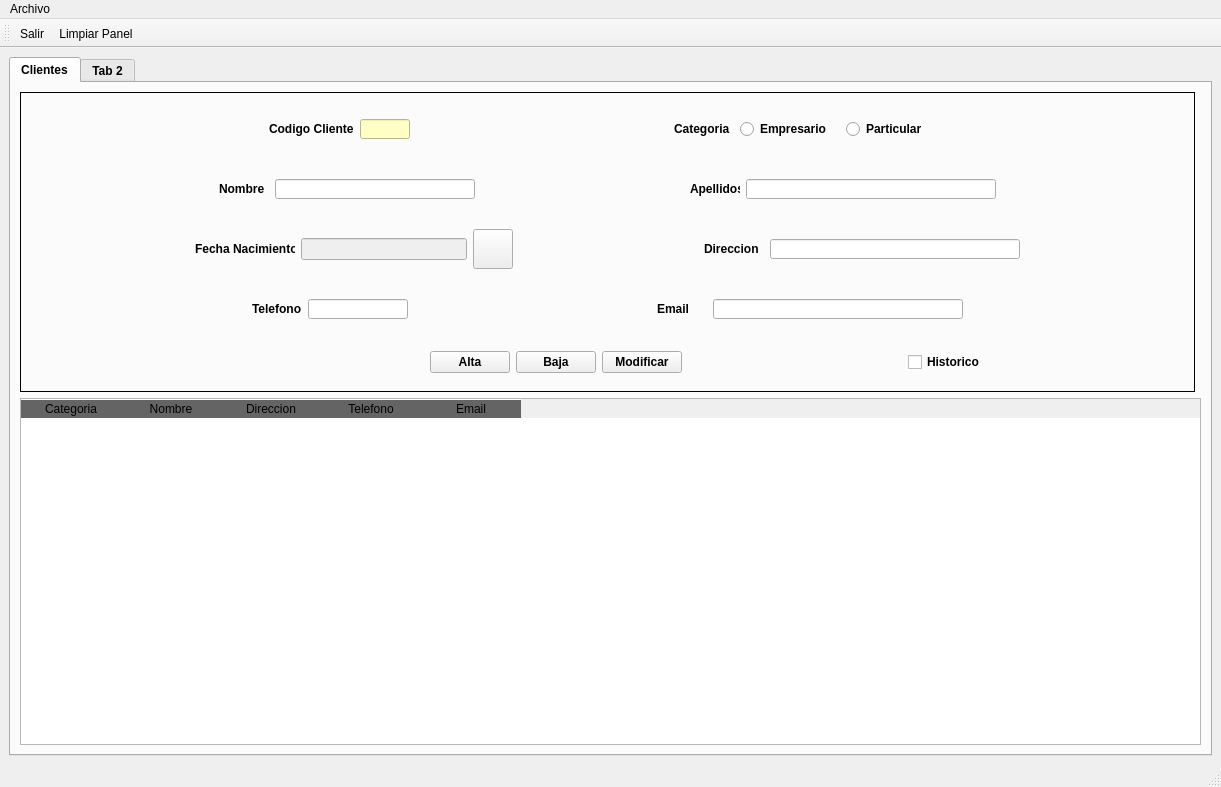
The window that templates/mainWindow.ui (Sierrowsky/SierraPerezR) describes before a commit, drawn with Qt 5.
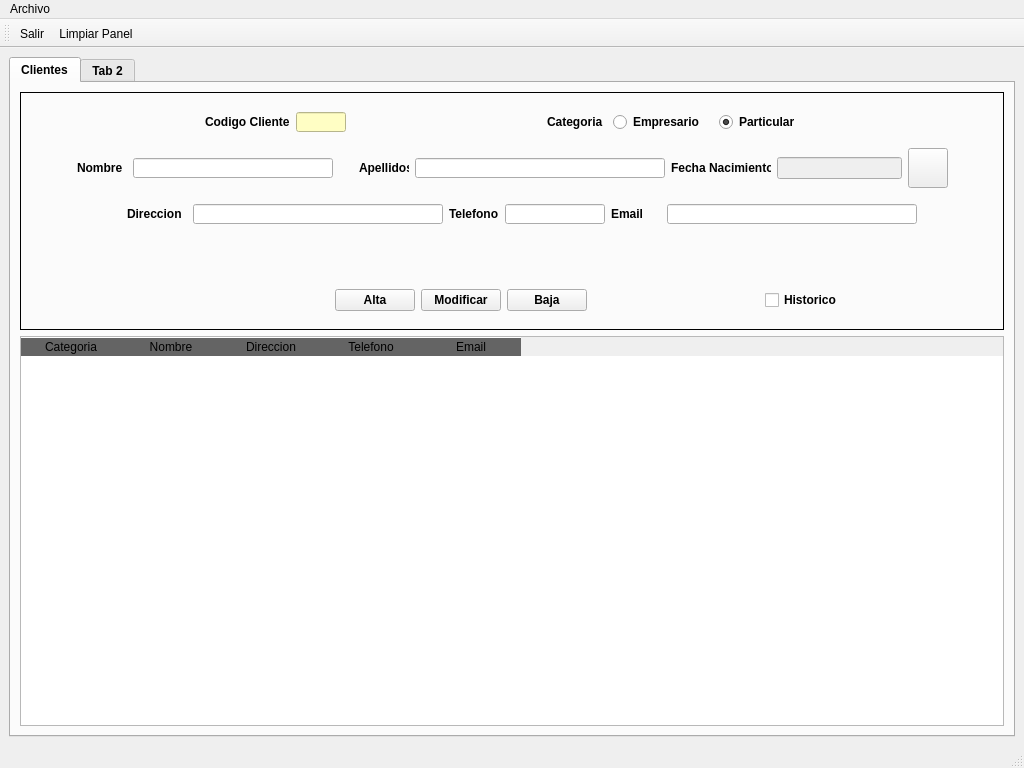
The same window after the commit. Icons and pictures are not drawn.

```diff
--- a/templates/mainWindow.ui
+++ b/templates/mainWindow.ui
@@ -6,10 +6,16 @@
    <rect>
     <x>0</x>
     <y>0</y>
-    <width>1221</width>
-    <height>787</height>
+    <width>1024</width>
+    <height>768</height>
    </rect>
   </property>
+  <property name="maximumSize">
+   <size>
+    <width>1024</width>
+    <height>768</height>
+   </size>
+  </property>
   <property name="windowTitle">
    <string>MainWindow</string>
   </property>
@@ -37,8 +43,8 @@
          <widget class="QTableWidget" name="tableWidget">
           <property name="minimumSize">
            <size>
-            <width>0</width>
-            <height>0</height>
+            <width>800</width>
+            <height>390</height>
            </size>
           </property>
           <property name="styleSheet">
@@ -80,7 +86,7 @@
           </column>
          </widget>
         </item>
-        <item row="0" column="0">
+        <item row="0" column="0" colspan="2">
          <widget class="QFrame" name="frame">
           <property name="minimumSize">
            <size>
@@ -136,13 +142,6 @@
                </property>
               </widget>
              </item>
-             <item>
-              <widget class="QPushButton" name="btnBaja">
-               <property name="text">
-                <string>Baja</string>
-               </property>
-              </widget>
-             </item>
              <item>
               <widget class="QPushButton" name="btnModificar">
                <property name="text">
@@ -150,6 +149,13 @@
                </property>
               </widget>
              </item>
+             <item>
+              <widget class="QPushButton" name="btnBaja">
+               <property name="text">
+                <string>Baja</string>
+               </property>
+              </widget>
+             </item>
              <item>
               <spacer name="verticalSpacer_5">
                <property name="orientation">
@@ -337,6 +343,9 @@
                  <property name="text">
                   <string>Particular</string>
                  </property>
+                 <property name="checked">
+                  <bool>true</bool>
+                 </property>
                  <attribute name="buttonGroup">
                   <string notr="true">categoria</string>
                  </attribute>
@@ -410,19 +419,6 @@
                  </property>
                 </widget>
                </item>
-               <item>
-                <spacer name="horizontalSpacer_5">
-                 <property name="orientation">
-                  <enum>Qt::Horizontal</enum>
-                 </property>
-                 <property name="sizeHint" stdset="0">
-                  <size>
-                   <width>40</width>
-                   <height>20</height>
-                  </size>
-                 </property>
-                </spacer>
-               </item>
                <item>
                 <spacer name="verticalSpacer_3">
                  <property name="orientation">
@@ -472,36 +468,6 @@
                 </widget>
                </item>
                <item>
-                <spacer name="horizontalSpacer_7">
-                 <property name="orientation">
-                  <enum>Qt::Horizontal</enum>
-                 </property>
-                 <property name="sizeHint" stdset="0">
-                  <size>
-                   <width>40</width>
-                   <height>20</height>
-                  </size>
-                 </property>
-                </spacer>
-               </item>
-              </layout>
-             </item>
-             <item>
-              <layout class="QHBoxLayout" name="horizontalLayout_3">
-               <item>
-                <spacer name="horizontalSpacer_6">
-                 <property name="orientation">
-                  <enum>Qt::Horizontal</enum>
-                 </property>
-                 <property name="sizeHint" stdset="0">
-                  <size>
-                   <width>40</width>
-                   <height>20</height>
-                  </size>
-                 </property>
-                </spacer>
-               </item>
-               <item>
                 <widget class="QLabel" name="lblFecha">
                  <property name="minimumSize">
                   <size>
@@ -560,6 +526,23 @@
                 </widget>
                </item>
                <item>
+                <spacer name="horizontalSpacer_6">
+                 <property name="orientation">
+                  <enum>Qt::Horizontal</enum>
+                 </property>
+                 <property name="sizeHint" stdset="0">
+                  <size>
+                   <width>40</width>
+                   <height>20</height>
+                  </size>
+                 </property>
+                </spacer>
+               </item>
+              </layout>
+             </item>
+             <item>
+              <layout class="QHBoxLayout" name="horizontalLayout_3">
+               <item>
                 <spacer name="horizontalSpacer_15">
                  <property name="orientation">
                   <enum>Qt::Horizontal</enum>
@@ -621,36 +604,6 @@
                 </widget>
                </item>
                <item>
-                <spacer name="horizontalSpacer_11">
-                 <property name="orientation">
-                  <enum>Qt::Horizontal</enum>
-                 </property>
-                 <property name="sizeHint" stdset="0">
-                  <size>
-                   <width>40</width>
-                   <height>20</height>
-                  </size>
-                 </property>
-                </spacer>
-               </item>
-              </layout>
-             </item>
-             <item>
-              <layout class="QHBoxLayout" name="horizontalLayout_5">
-               <item>
-                <spacer name="horizontalSpacer_9">
-                 <property name="orientation">
-                  <enum>Qt::Horizontal</enum>
-                 </property>
-                 <property name="sizeHint" stdset="0">
-                  <size>
-                   <width>40</width>
-                   <height>20</height>
-                  </size>
-                 </property>
-                </spacer>
-               </item>
-               <item>
                 <widget class="QLabel" name="lblTelefono">
                  <property name="minimumSize">
                   <size>
@@ -685,32 +638,6 @@
                  </property>
                 </widget>
                </item>
-               <item>
-                <spacer name="horizontalSpacer_10">
-                 <property name="orientation">
-                  <enum>Qt::Horizontal</enum>
-                 </property>
-                 <property name="sizeHint" stdset="0">
-                  <size>
-                   <width>40</width>
-                   <height>20</height>
-                  </size>
-                 </property>
-                </spacer>
-               </item>
-               <item>
-                <spacer name="verticalSpacer">
-                 <property name="orientation">
-                  <enum>Qt::Vertical</enum>
-                 </property>
-                 <property name="sizeHint" stdset="0">
-                  <size>
-                   <width>20</width>
-                   <height>40</height>
-                  </size>
-                 </property>
-                </spacer>
-               </item>
                <item>
                 <widget class="QLabel" name="lblEmail">
                  <property name="minimumSize">
@@ -747,6 +674,49 @@
                 </widget>
                </item>
                <item>
+                <spacer name="horizontalSpacer_5">
+                 <property name="orientation">
+                  <enum>Qt::Horizontal</enum>
+                 </property>
+                 <property name="sizeHint" stdset="0">
+                  <size>
+                   <width>40</width>
+                   <height>20</height>
+                  </size>
+                 </property>
+                </spacer>
+               </item>
+              </layout>
+             </item>
+             <item>
+              <layout class="QHBoxLayout" name="horizontalLayout_5">
+               <item>
+                <spacer name="horizontalSpacer_9">
+                 <property name="orientation">
+                  <enum>Qt::Horizontal</enum>
+                 </property>
+                 <property name="sizeHint" stdset="0">
+                  <size>
+                   <width>40</width>
+                   <height>20</height>
+                  </size>
+                 </property>
+                </spacer>
+               </item>
+               <item>
+                <spacer name="verticalSpacer">
+                 <property name="orientation">
+                  <enum>Qt::Vertical</enum>
+                 </property>
+                 <property name="sizeHint" stdset="0">
+                  <size>
+                   <width>20</width>
+                   <height>40</height>
+                  </size>
+                 </property>
+                </spacer>
+               </item>
+               <item>
                 <spacer name="horizontalSpacer_13">
                  <property name="orientation">
                   <enum>Qt::Horizontal</enum>
@@ -782,7 +752,7 @@
     <rect>
      <x>0</x>
      <y>0</y>
-     <width>1221</width>
+     <width>1024</width>
      <height>21</height>
     </rect>
    </property>
@@ -795,6 +765,12 @@
   </widget>
   <widget class="QStatusBar" name="statusbar"/>
   <widget class="QToolBar" name="toolBar">
+   <property name="maximumSize">
+    <size>
+     <width>16777215</width>
+     <height>768</height>
+    </size>
+   </property>
    <property name="windowTitle">
     <string>toolBar</string>
    </property>
```
Left out of the diff: 10 changed lines with no effect on the pictures.
